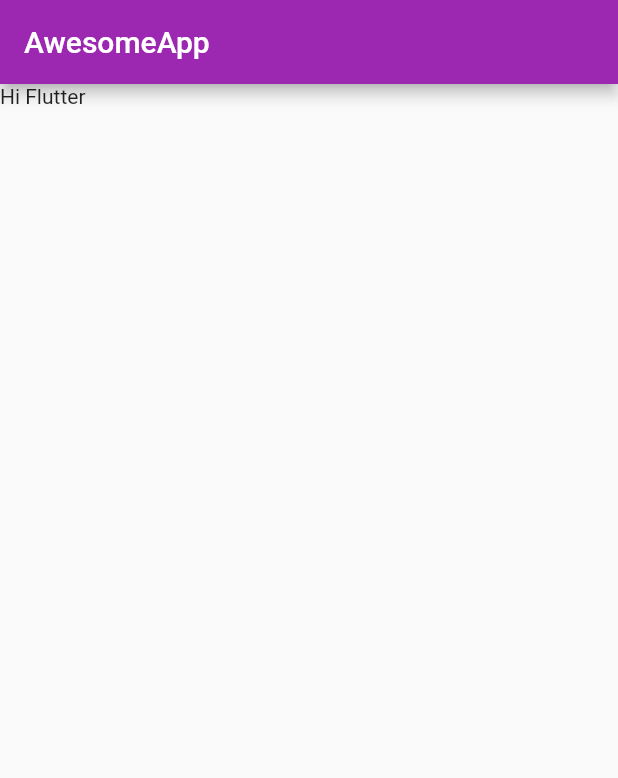
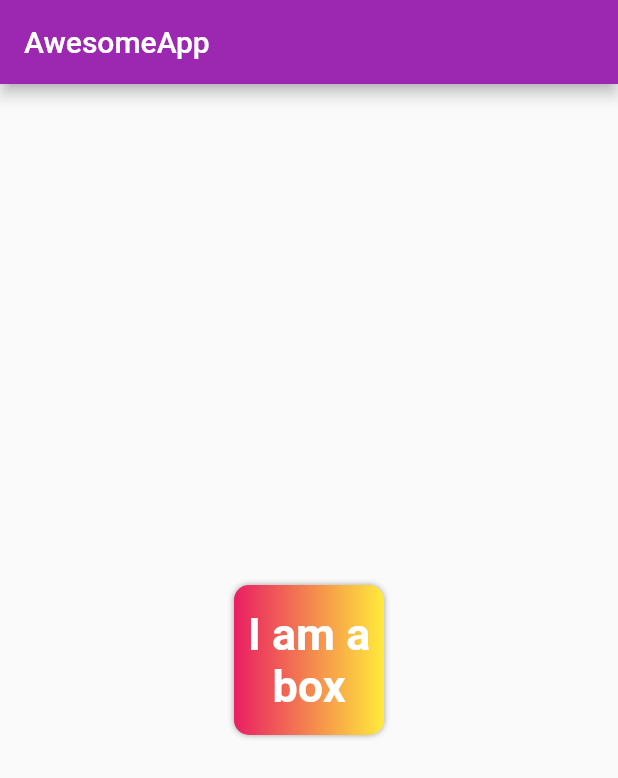
Before and after one commit to jonathas3c/flutter-basics, a Flutter app: the screen it shows after launch, on a phone screen of 412 x 824 dp. Shown: the top 778 px of the screen. Run offline on Flutter 3.47's test engine with Material 2 defaults, Android fonts, the phone set to English and light mode, and no system bars.

Commit message:
Widget styling concepts applied to project

```diff
--- a/lib/main.dart
+++ b/lib/main.dart
@@ -17,8 +17,36 @@ class HomePage extends StatelessWidget {
     return Scaffold(
       appBar: AppBar(title: Text("AwesomeApp"),
       ),
-      body: Container(
-        child: Text("Hi Flutter"),
+      body: Center(
+        child: Container(
+          padding: const EdgeInsets.all(8),
+          width: 100,
+          height: 100,
+          clipBehavior: Clip.antiAlias,
+          alignment: Alignment.center,
+          decoration: BoxDecoration(
+            color: Colors.red,
+            borderRadius: BorderRadius.circular(10),
+            gradient: LinearGradient(
+              colors: [
+                Colors.pink,
+                Colors.yellow
+              ]),
+            boxShadow: [
+              BoxShadow(
+                color: Colors.grey,
+                blurRadius: 3,
+              ),
+            ]),
+          child: Text("I am a box",
+          textAlign: TextAlign.center,
+          style: TextStyle(
+            fontSize: 30,
+            color: Colors.white,
+            fontWeight: FontWeight.bold,
+          ),
+          ),
+        ),
       ),
     );
   }
```
